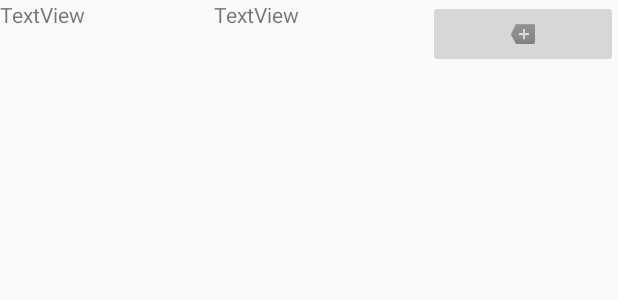
After one commit to Hwarang-Go/ThreeMeals, an Android app: the layout statistic_item.xml on its own in the app's theme, with its tools: preview values and no code run, on a phone screen of 412 x 824 dp. The commit adds this screen. Shown: the top 300 px of the screen. Run offline under Robolectric (Android 15) with nearby library versions, the phone set to English and light mode, and no system bars.

Commit message:
180517 jihong Splash, Chart, Layout(ing...)

```diff
--- /dev/null
+++ b/app/src/main/res/layout/statistic_item.xml
@@ -0,0 +1,35 @@
+<?xml version="1.0" encoding="utf-8"?>
+<android.support.constraint.ConstraintLayout
+    xmlns:android="http://schemas.android.com/apk/res/android"
+    xmlns:app="http://schemas.android.com/apk/res-auto"
+    android:layout_width="match_parent"
+    android:layout_height="match_parent">
+
+
+    <LinearLayout
+        android:layout_width="match_parent"
+        android:layout_height="match_parent"
+        android:orientation="horizontal">
+
+        <TextView
+            android:id="@+id/textView"
+            android:layout_width="wrap_content"
+            android:layout_height="wrap_content"
+            android:layout_weight="1"
+            android:text="TextView" />
+
+        <TextView
+            android:id="@+id/textView2"
+            android:layout_width="wrap_content"
+            android:layout_height="wrap_content"
+            android:layout_weight="1"
+            android:text="TextView" />
+
+        <ImageButton
+            android:id="@+id/imageButton"
+            android:layout_width="wrap_content"
+            android:layout_height="wrap_content"
+            android:layout_weight="1"
+            app:srcCompat="@android:drawable/stat_notify_more" />
+    </LinearLayout>
+</android.support.constraint.ConstraintLayout>
--- a/app/src/main/res/values/styles.xml
+++ b/app/src/main/res/values/styles.xml
@@ -8,4 +8,8 @@
         <item name="colorAccent">@color/colorAccent</item>
     </style>
 
+    <style name="SplashTheme" parent = "@android:style/Theme.Light.NoTitleBar">
+        <item name="android:windowBackground">@drawable/bg_splash_img</item>
+    </style>
+
 </resources>
--- a/build.gradle
+++ b/build.gradle
@@ -22,8 +22,8 @@ allprojects {
         jcenter()
         maven {
             url "http://maven.google.com" // Google's Maven repository
-            url "https://jitpack.io"
-        }
+            }
+        maven { url "https://jitpack.io" }
     }
 }
 
```
Also changed, not shown: app/src/main/AndroidManifest.xml (+3 -4 lines), app/src/main/java/com/example/hwarang/threemealsdev/main/MainActivity.java (+3 -8 lines), app/src/main/java/com/example/hwarang/threemealsdev/main/SplashActivity.java (added, +20 -0 lines), app/src/main/java/com/example/hwarang/threemealsdev/statistic/StatisticFragment.java (+104 -7 lines), app/src/main/res/layout/fragment_statistic.xml (+22 -7 lines), app/src/main/res/drawable/bg_splash_img.png (added).
